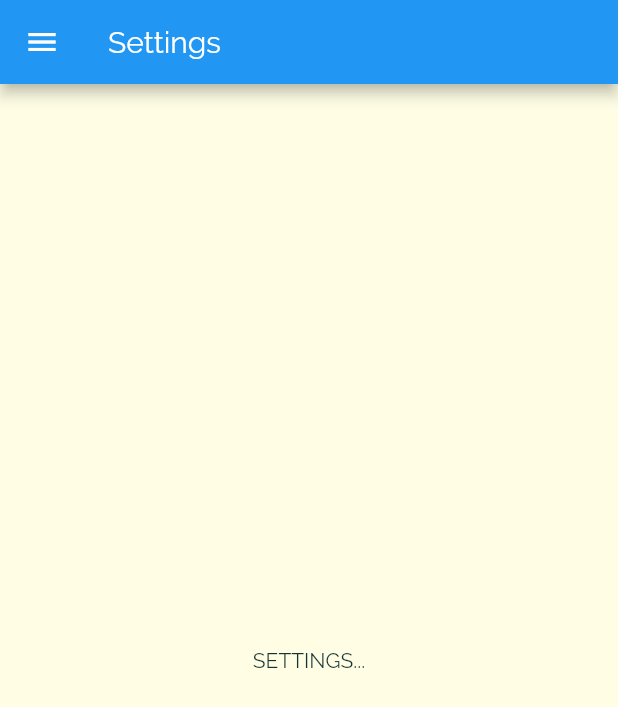
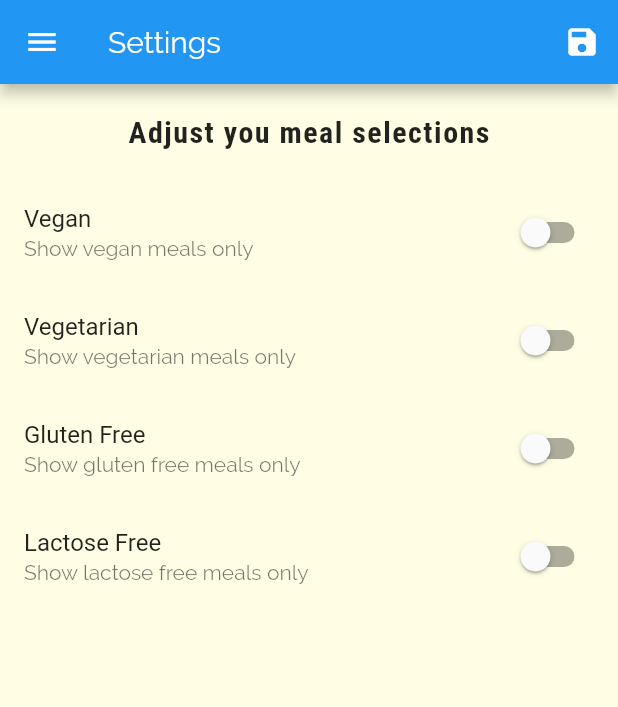
Before and after one commit to zerosand1s/meals, a Flutter app: the SettingsScreen screen opened by its route, on a phone screen of 412 x 824 dp. Shown: the top 707 px of the screen. Run offline on Flutter 3.47's test engine with Material 2 defaults, Android fonts, the phone set to English and light mode, and no system bars.

Commit message:
add settings screen, filter meals based on settings

```diff
--- a/lib/main.dart
+++ b/lib/main.dart
@@ -5,11 +5,52 @@ import './screens/meal_detail_screen.dart';
 import './screens/bottom_tabs_screen.dart';
 import './screens/settings_screen.dart';
 
+import './models/meal.dart';
+
+import './dummy_data.dart';
+
 void main() {
   runApp(MyApp());
 }
 
-class MyApp extends StatelessWidget {
+class MyApp extends StatefulWidget {
+  @override
+  _MyAppState createState() => _MyAppState();
+}
+
+class _MyAppState extends State<MyApp> {
+  List<Meal> _availableMeals = DUMMY_MEALS;
+
+  Map<String, bool> _filters = {
+    'vegan': false,
+    'vegetarian': false,
+    'glutenFree': false,
+    'lactoseFree': false,
+  };
+
+  void _setFilters(Map<String, bool> data) {
+    setState(() {
+      _filters = data;
+
+      _availableMeals = DUMMY_MEALS.where((meal) {
+        if (_filters['vegan'] && !meal.isVegan) {
+          return false;
+        }
+        if (_filters['vegetarian'] && !meal.isVegetarian) {
+          return false;
+        }
+        if (_filters['glutenFree'] && !meal.isGlutenFree) {
+          return false;
+        }
+        if (_filters['lactoseFree'] && !meal.isLactoseFree) {
+          return false;
+        }
+
+        return true;
+      }).toList();
+    });
+  }
+
   @override
   Widget build(BuildContext context) {
     return MaterialApp(
@@ -38,9 +79,14 @@ class MyApp extends StatelessWidget {
       // home: CategoriesScreen(),
       routes: {
         '/': (context) => BottomTabsScreen(),
-        CategoryMealsScreen.routeName: (context) => CategoryMealsScreen(),
+        CategoryMealsScreen.routeName: (context) => CategoryMealsScreen(
+              _availableMeals,
+            ),
         MealDetailScreen.routeName: (context) => MealDetailScreen(),
-        SettingsScreen.routeName: (context) => SettingsScreen()
+        SettingsScreen.routeName: (context) => SettingsScreen(
+              _filters,
+              _setFilters,
+            ),
       },
     );
   }
--- a/lib/screens/category_meals_screen.dart
+++ b/lib/screens/category_meals_screen.dart
@@ -2,10 +2,14 @@ import 'package:flutter/material.dart';
 
 import '../widgets/meal_item.dart';
 
-import '../dummy_data.dart';
+import '../models/meal.dart';
 
 class CategoryMealsScreen extends StatelessWidget {
   static const routeName = '/category-meals';
+
+  final List<Meal> availableMeals;
+
+  CategoryMealsScreen(this.availableMeals);
 
   @override
   Widget build(BuildContext context) {
@@ -13,7 +17,7 @@ class CategoryMealsScreen extends StatelessWidget {
         ModalRoute.of(context).settings.arguments as Map<String, String>;
     final categoryId = routeArgs['id'];
     final categoryTitle = routeArgs['title'];
-    final categoryMeals = DUMMY_MEALS.where((meal) {
+    final categoryMeals = availableMeals.where((meal) {
       return meal.categories.contains(categoryId);
     }).toList();
 
--- a/lib/screens/settings_screen.dart
+++ b/lib/screens/settings_screen.dart
@@ -2,18 +2,118 @@ import 'package:flutter/material.dart';
 
 import '../widgets/main_drawer.dart';
 
-class SettingsScreen extends StatelessWidget {
+class SettingsScreen extends StatefulWidget {
   static const routeName = '/settings';
+
+  final Map<String, bool> currentFiltes;
+  final Function saveFilters;
+
+  SettingsScreen(this.currentFiltes, this.saveFilters);
+
+  @override
+  _SettingsScreenState createState() => _SettingsScreenState();
+}
+
+class _SettingsScreenState extends State<SettingsScreen> {
+  var _vegan = false;
+  var _vegetarian = false;
+  var _glutenFree = false;
+  var _lactoseFree = false;
+
+  @override
+  initState() {
+    super.initState();
+    _vegan = widget.currentFiltes['vegan'];
+    _vegetarian = widget.currentFiltes['vegetarian'];
+    _glutenFree = widget.currentFiltes['glutenFree'];
+    _lactoseFree = widget.currentFiltes['lactoseFree'];
+  }
+
+  Widget _buildSwitchListTile(
+    String title,
+    String subtitle,
+    bool currentValue,
+    Function updateValue,
+  ) {
+    return SwitchListTile(
+      title: Text(title),
+      subtitle: Text(subtitle),
+      value: currentValue,
+      onChanged: updateValue,
+    );
+  }
 
   @override
   Widget build(BuildContext context) {
     return Scaffold(
       appBar: AppBar(
         title: Text('Settings'),
+        actions: <Widget>[
+          IconButton(
+            icon: Icon(Icons.save),
+            onPressed: () {
+              final selectedFilters = {
+                'vegan': _vegan,
+                'vegetarian': _vegetarian,
+                'glutenFree': _glutenFree,
+                'lactoseFree': _lactoseFree,
+              };
+              widget.saveFilters(selectedFilters);
+            },
+          )
+        ],
       ),
       drawer: MainDrawer(),
-      body: Center(
-        child: Text('SETTINGS...'),
+      body: Column(
+        children: <Widget>[
+          Container(
+            padding: EdgeInsets.all(20),
+            child: Text(
+              'Adjust you meal selections',
+              style: Theme.of(context).textTheme.headline6,
+            ),
+          ),
+          Expanded(
+            child: ListView(
+              children: <Widget>[
+                _buildSwitchListTile('Vegan', 'Show vegan meals only', _vegan,
+                    (newValue) {
+                  setState(
+                    () {
+                      _vegan = newValue;
+                    },
+                  );
+                }),
+                _buildSwitchListTile(
+                    'Vegetarian', 'Show vegetarian meals only', _vegetarian,
+                    (newValue) {
+                  setState(
+                    () {
+                      _vegetarian = newValue;
+                    },
+                  );
+                }),
+                _buildSwitchListTile(
+                    'Gluten Free', 'Show gluten free meals only', _glutenFree,
+                    (newValue) {
+                  setState(
+                    () {
+                      _glutenFree = newValue;
+                    },
+                  );
+                }),
+                _buildSwitchListTile('Lactose Free',
+                    'Show lactose free meals only', _lactoseFree, (newValue) {
+                  setState(
+                    () {
+                      _lactoseFree = newValue;
+                    },
+                  );
+                }),
+              ],
+            ),
+          )
+        ],
       ),
     );
   }
```
